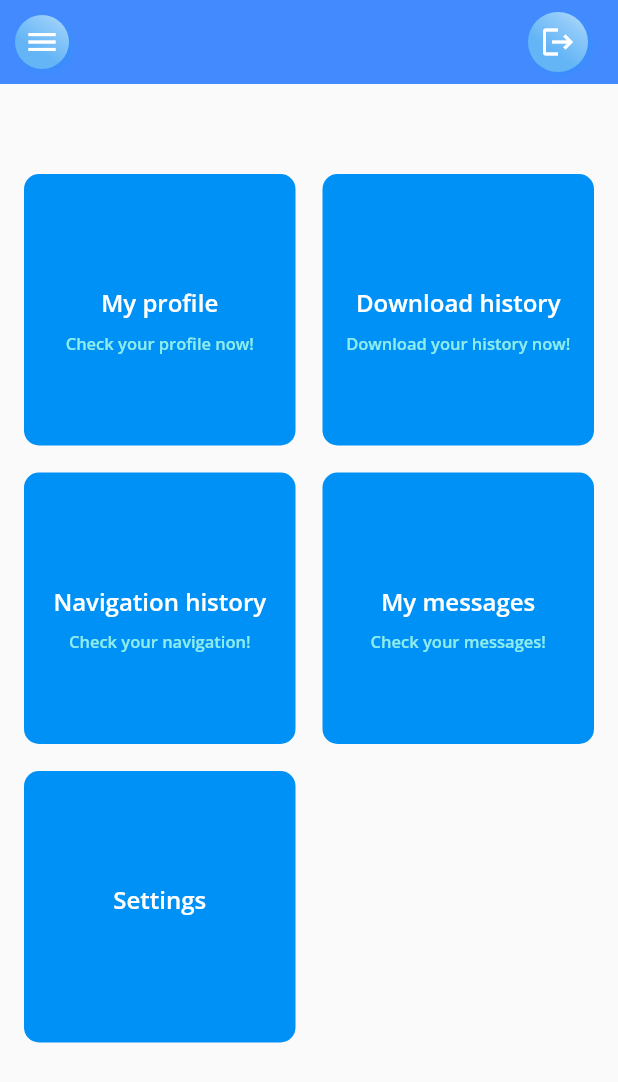
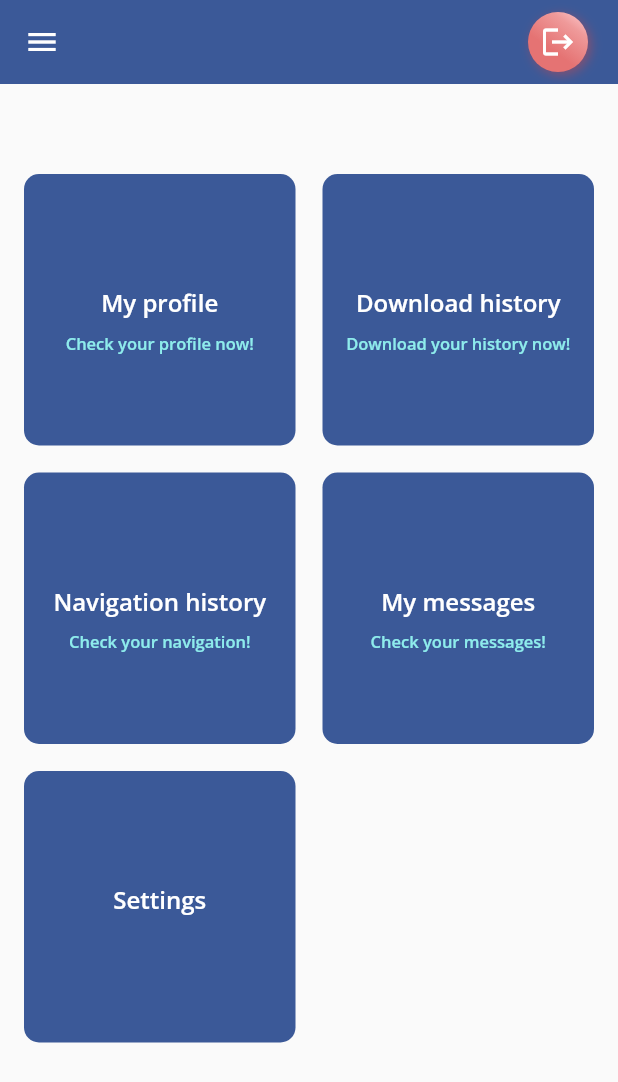
Before and after one commit to btamega/hesperis_tamuda, a Flutter app: the UserDashboard screen opened directly with empty values, on a phone screen of 412 x 824 dp. Shown: the top 1082 px of the screen. Run offline on Flutter 3.47's test engine with Material 2 defaults, Android fonts, the phone set to English and light mode, and no system bars; our stand-ins replace awesome_dialog, carousel_slider, dio, expandable, flutter_pw_validator, google_fonts and 1 more; missing offline and left inert: drop_cap_text, flag, flutter_pdfview; generated files the repository leaves out were written again; network calls fail.

Commit message:
version1 navbar et cards

```diff
--- a/lib/views/pages/ElevatedCardExample.dart
+++ b/lib/views/pages/ElevatedCardExample.dart
@@ -37,8 +37,11 @@ class ElevatedCardExample extends StatelessWidget {
   @override
   Widget build(BuildContext context) {
     List<Items> myList = [item1, item2, item3, item4, item5];
-    var color = 0xFF0091F6;
-    return Flexible(
+    var color = 0xff3b5998;
+    return Flex(
+      direction: Axis.vertical,
+      children: [
+        Flexible(
           child: GridView.count(
             childAspectRatio: 1.0,
             padding: EdgeInsets.only(left: 16, right: 16),
@@ -93,6 +96,8 @@ class ElevatedCardExample extends StatelessWidget {
               );
             }).toList(),
           ),
+        ),
+      ],
     );
   }
 }
--- a/lib/views/pages/user/dashboard.dart
+++ b/lib/views/pages/user/dashboard.dart
@@ -2,6 +2,7 @@ import 'package:awesome_dialog/awesome_dialog.dart';
 import 'package:flutter/material.dart';
 import 'package:flutter_staggered_grid_view/flutter_staggered_grid_view.dart';
 import 'package:hesperis_tamuda/models/statut.dart';
+import 'package:hesperis_tamuda/views/include/navbar.dart';
 import 'package:hesperis_tamuda/views/pages/navigation_history.dart';
 import 'package:hesperis_tamuda/views/pages/profile.dart';
 import 'package:hesperis_tamuda/views/pages/user/profil.dart';
@@ -14,6 +15,7 @@ import '../ElevatedCardExample.dart';
 
 class UserDashboard extends StatefulWidget {
   final User user;
+
   const UserDashboard({Key? key, required this.user}) : super(key: key);
 
   @override
@@ -25,8 +27,9 @@ class _UserDashboardState extends State<UserDashboard> {
   Widget build(BuildContext context) {
     return SafeArea(
       child: Scaffold(
+        drawer: const NavigationDrawerWidget(),
         appBar: AppBar(
-          backgroundColor: Colors.blueAccent,
+          backgroundColor: const Color(0xff3b5998),
           title: Text(
             widget.user.name,
                  style: TextStyle(color: Color.fromARGB(255, 255, 254, 254).withOpacity(1.0)),
@@ -53,24 +56,25 @@ class _UserDashboardState extends State<UserDashboard> {
                   ).show();
                 },
                 icon: Icons.logout,
-                color: Colors.blue,
+                color: Colors.red,
+
                 iconSize: 24,
                 size: 40,
               ),
             )
           ],
-          leading: Padding(
-            padding: const EdgeInsets.symmetric(horizontal: 10),
-            child: CircleGradientIcon(
-                onTap: () {
+          // leading: Padding(
+          //   padding: const EdgeInsets.symmetric(horizontal: 10),
+          //   child: CircleGradientIcon(
+          //       onTap: () {
 
-                },
-                icon: Icons.menu,
-                color: Colors.blue,
-                iconSize: 24,
-                size: 40,
-              ),
-          ),
+          //       },
+          //       icon: Icons.menu,
+          //       color: Colors.blue,
+          //       iconSize: 24,
+          //       size: 40,
+          //     ),
+          // ),
         ),
         extendBody: true,
       body: Padding(
```
Lines whose indentation alone changed are shown as unchanged.
